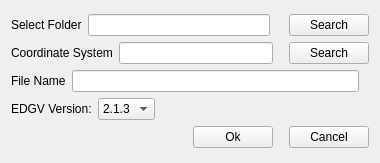
Old version of the form DbTools/SpatialiteTool/cria_spatialite_dialog_base.ui in the repository dsgoficial/DsgTools.
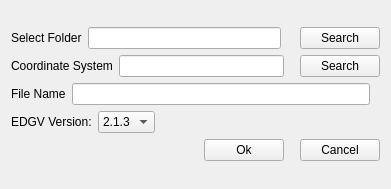
New version of the form.

```diff
--- a/DbTools/SpatialiteTool/cria_spatialite_dialog_base.ui
+++ b/DbTools/SpatialiteTool/cria_spatialite_dialog_base.ui
@@ -7,8 +7,8 @@
    <rect>
     <x>0</x>
     <y>0</y>
-    <width>380</width>
-    <height>163</height>
+    <width>391</width>
+    <height>189</height>
    </rect>
   </property>
   <property name="sizePolicy">
```
Left out of the diff: 5 changed lines with no effect on the pictures.
